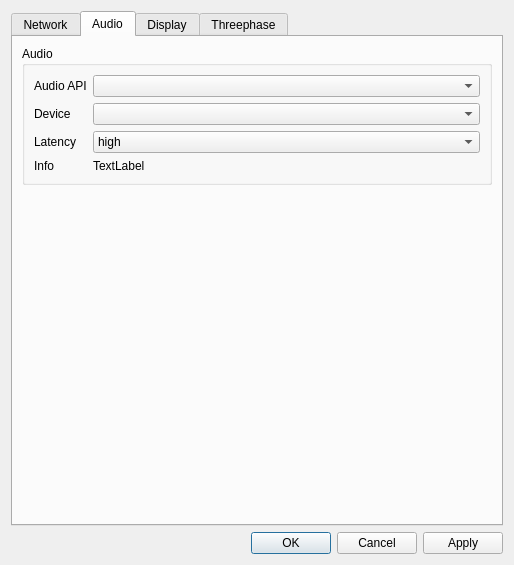
The window that designer/preferencesdialog.ui (diglet48/restim) describes before a commit, drawn with Qt 5.
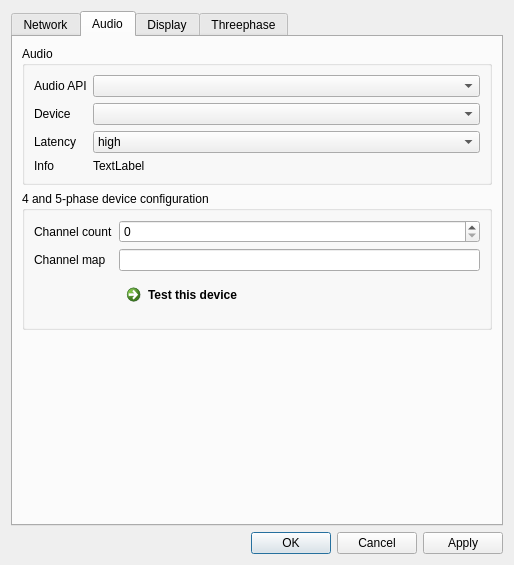
The same window after the commit. The open tabs and pages were chosen to show the change.

Commit message: Add four and five-phase audio generation.

```diff
--- a/designer/preferencesdialog.ui
+++ b/designer/preferencesdialog.ui
@@ -371,6 +371,42 @@
          </layout>
         </widget>
        </item>
+       <item>
+        <widget class="QGroupBox" name="groupBox_4">
+         <property name="title">
+          <string>4 and 5-phase device configuration</string>
+         </property>
+         <layout class="QFormLayout" name="formLayout_8">
+          <item row="0" column="0">
+           <widget class="QLabel" name="label_28">
+            <property name="text">
+             <string>Channel count</string>
+            </property>
+           </widget>
+          </item>
+          <item row="0" column="1">
+           <widget class="QSpinBox" name="channel_count"/>
+          </item>
+          <item row="1" column="0">
+           <widget class="QLabel" name="label_29">
+            <property name="text">
+             <string>Channel map</string>
+            </property>
+           </widget>
+          </item>
+          <item row="1" column="1">
+           <widget class="QLineEdit" name="channel_map"/>
+          </item>
+          <item row="2" column="1">
+           <widget class="QCommandLinkButton" name="commandLinkButton">
+            <property name="text">
+             <string>Test this device</string>
+            </property>
+           </widget>
+          </item>
+         </layout>
+        </widget>
+       </item>
        <item>
         <spacer name="verticalSpacer">
          <property name="orientation">
```
The commit also changes 19 other files.
